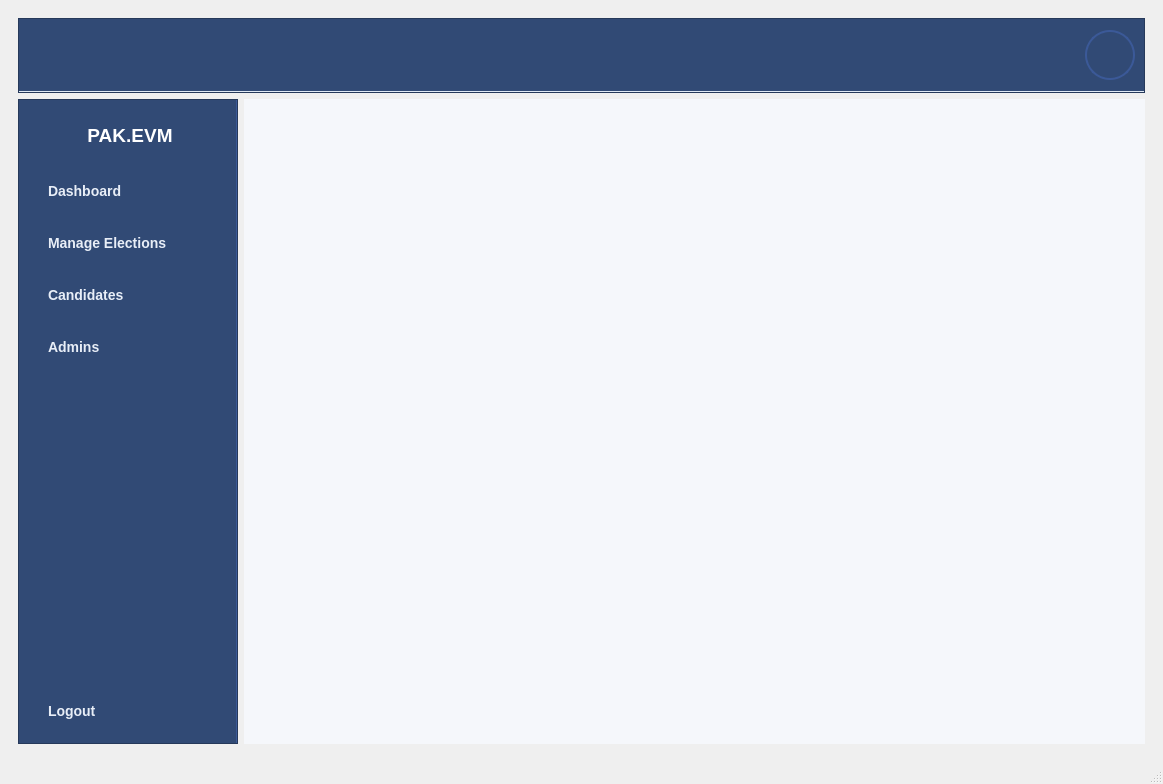
Above: online_voting_app/src/views/mainwindow.ui from goblegue/pak.evm before the change. Below: the same form after it.
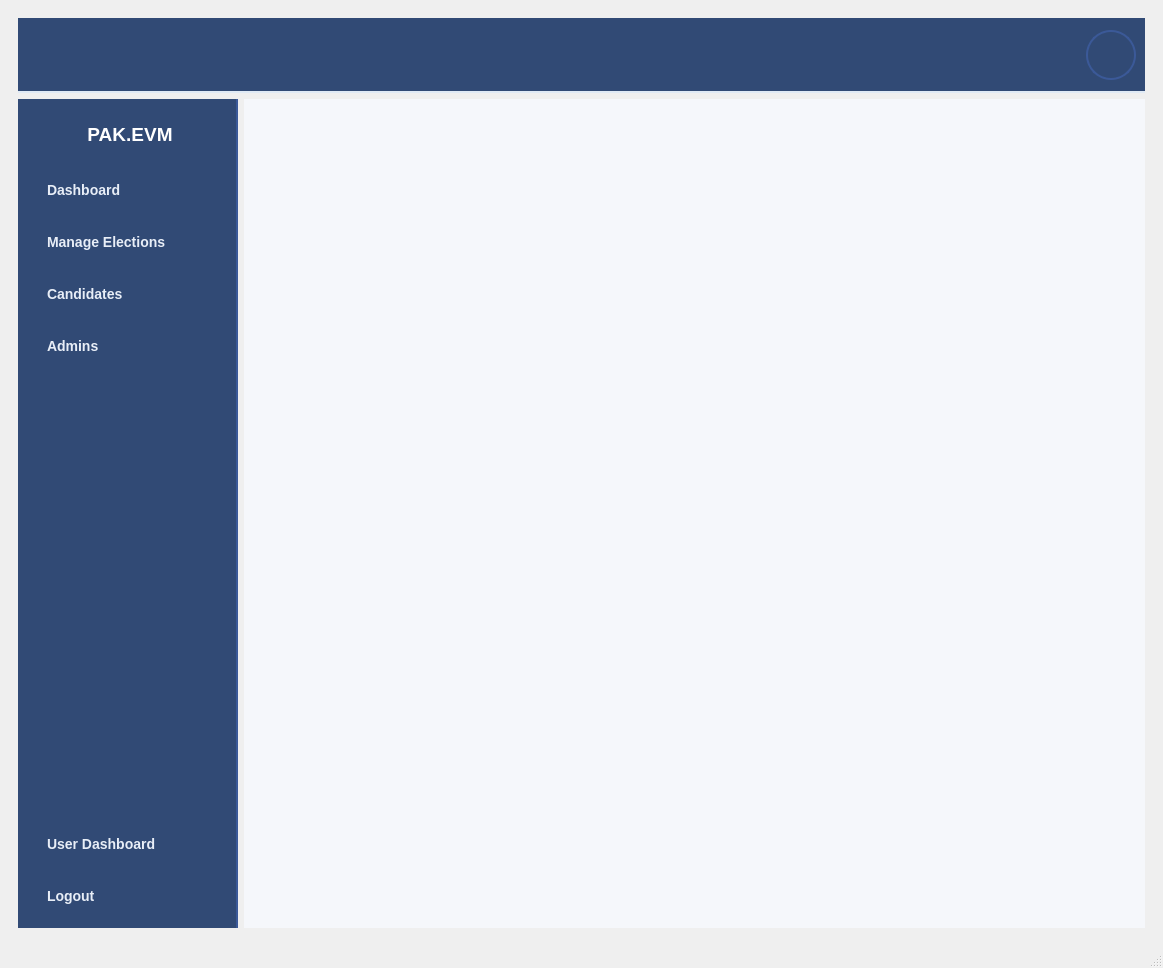
That is the form after the change. The open tabs and pages were chosen to show the change. Icons and pictures are not drawn.

The edit to the form file:
```diff
--- a/online_voting_app/src/views/mainwindow.ui
+++ b/online_voting_app/src/views/mainwindow.ui
@@ -7,7 +7,7 @@
     <x>0</x>
     <y>0</y>
     <width>1163</width>
-    <height>784</height>
+    <height>968</height>
    </rect>
   </property>
   <property name="windowTitle">
@@ -470,26 +470,10 @@
            </size>
           </property>
           <property name="frameShape">
-           <enum>QFrame::Shape::StyledPanel</enum>
-          </property>
-          <property name="frameShadow">
-           <enum>QFrame::Shadow::Raised</enum>
+           <enum>QFrame::NoFrame</enum>
           </property>
           <layout class="QGridLayout" name="gridLayout_admin_nav">
-           <item row="0" column="0">
-            <spacer name="horizontalSpacer_admin">
-             <property name="orientation">
-              <enum>Qt::Orientation::Horizontal</enum>
-             </property>
-             <property name="sizeHint" stdset="0">
-              <size>
-               <width>1042</width>
-               <height>20</height>
-              </size>
-             </property>
-            </spacer>
-           </item>
-           <item row="0" column="2">
+           <item row="0" column="3">
             <widget class="QPushButton" name="adminProfilePicBtn">
              <property name="minimumSize">
               <size>
@@ -509,6 +493,19 @@
             </widget>
            </item>
            <item row="0" column="1">
+            <spacer name="horizontalSpacer_admin">
+             <property name="orientation">
+              <enum>Qt::Horizontal</enum>
+             </property>
+             <property name="sizeHint" stdset="0">
+              <size>
+               <width>1042</width>
+               <height>20</height>
+              </size>
+             </property>
+            </spacer>
+           </item>
+           <item row="0" column="2">
             <widget class="QLabel" name="adminNameLabel">
              <property name="text">
               <string/>
@@ -535,10 +532,7 @@
              </size>
             </property>
             <property name="frameShape">
-             <enum>QFrame::Shape::StyledPanel</enum>
-            </property>
-            <property name="frameShadow">
-             <enum>QFrame::Shadow::Raised</enum>
+             <enum>QFrame::NoFrame</enum>
             </property>
             <layout class="QVBoxLayout" name="verticalLayout_admin_sidebar">
              <item>
@@ -602,9 +596,6 @@
              </item>
              <item>
               <spacer name="verticalSpacer_admin">
-               <property name="orientation">
-                <enum>Qt::Orientation::Vertical</enum>
-               </property>
                <property name="sizeHint" stdset="0">
                 <size>
                  <width>20</width>
@@ -613,6 +604,13 @@
                </property>
               </spacer>
              </item>
+             <item>
+              <widget class="QPushButton" name="adminUserDashBtn">
+               <property name="text">
+                <string>User Dashboard</string>
+               </property>
+              </widget>
+             </item>
              <item>
               <widget class="QPushButton" name="btnAdminLogout">
                <property name="text">
```
Left out of the diff: 43 changed lines with no effect on the pictures.
